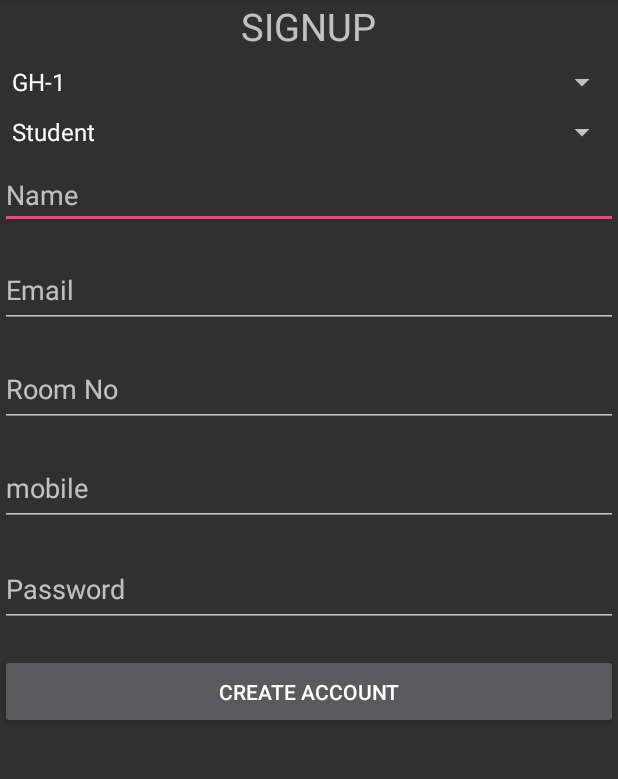
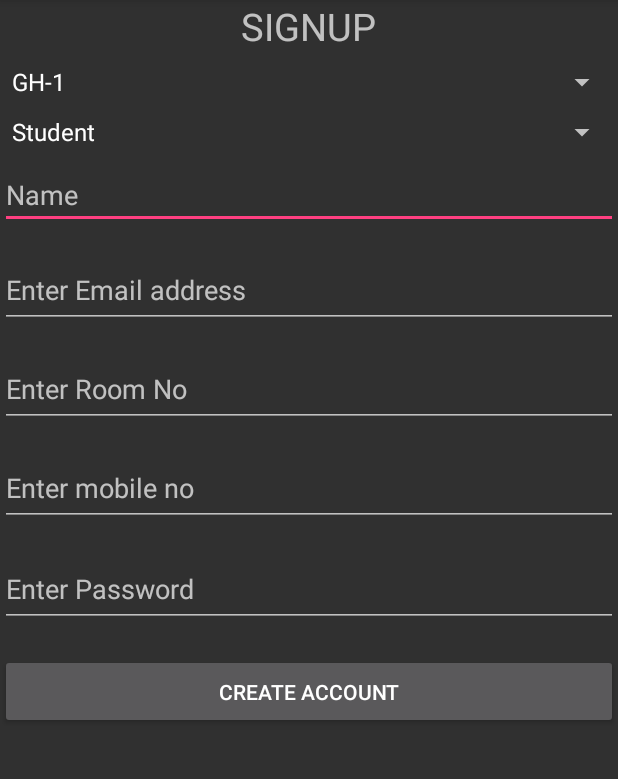
Before and after one commit to sufiyanabu/houghtie-fire, an Android app: the SignUp screen opened directly, with no data from a screen before it, on a phone screen of 412 x 824 dp, the part 84-863 px from its top. Run offline under Robolectric (Android 15) with nearby library versions, the phone set to English and light mode, and no system bars.

Commit message:
Update activity_sign_up.xml

```diff
--- a/Hostelmanagement/app/src/main/res/layout/activity_sign_up.xml
+++ b/Hostelmanagement/app/src/main/res/layout/activity_sign_up.xml
@@ -22,7 +22,7 @@
         android:id="@+id/email"
         android:layout_width="fill_parent"
         android:layout_height="50dp"
-        android:hint="Email"
+        android:hint="Enter Email address"
         android:inputType="textEmailAddress"
         android:layout_below="@+id/name"
         android:layout_alignParentLeft="true"
@@ -33,7 +33,7 @@
         android:id="@+id/room"
         android:layout_width="fill_parent"
         android:layout_height="50dp"
-        android:hint="Room No"
+        android:hint="Enter Room No"
         android:inputType="number"
         android:layout_below="@+id/email"
         android:layout_alignParentLeft="true"
@@ -44,7 +44,7 @@
         android:id="@+id/mobile"
         android:layout_width="fill_parent"
         android:layout_height="50dp"
-        android:hint="mobile"
+        android:hint="Enter mobile no"
         android:inputType="phone"
         android:layout_below="@+id/room"
         android:layout_alignParentLeft="true"
@@ -55,7 +55,7 @@
         android:id="@+id/password"
         android:layout_width="fill_parent"
         android:layout_height="50dp"
-        android:hint="Password"
+        android:hint="Enter Password"
         android:inputType="textVisiblePassword"
         android:layout_below="@+id/mobile"
         android:layout_alignParentLeft="true"
```
